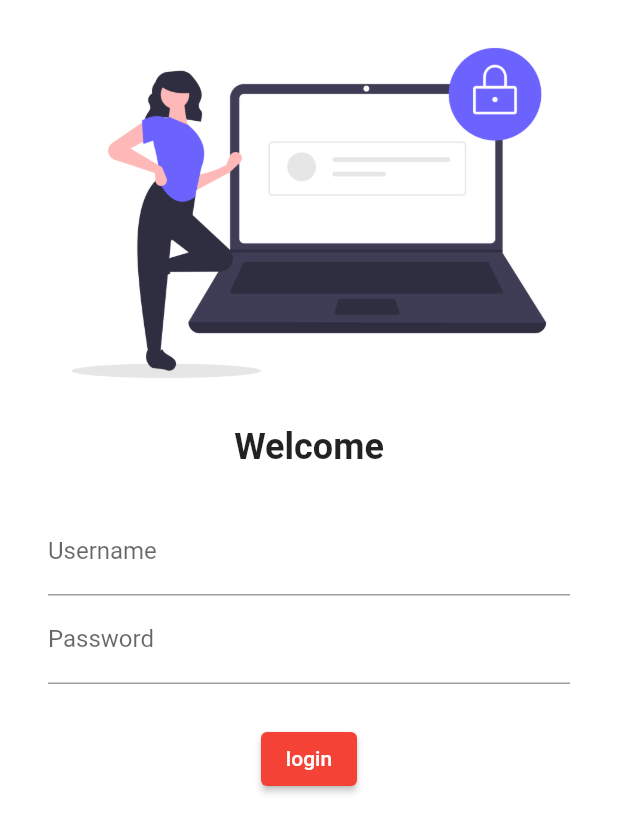
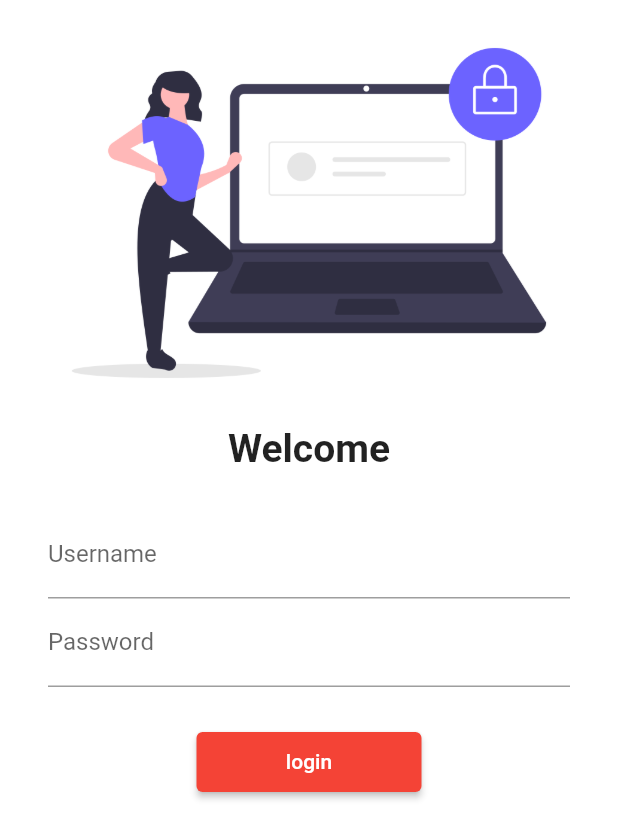
Before and after one commit to Mustansar0786/30DaysOfFlutter, a Flutter app: the screen it shows after launch, on a phone screen of 412 x 824 dp. Shown: the top 839 px of the screen. Run offline on Flutter 3.47's test engine with Material 2 defaults, Android fonts, the phone set to English and light mode, and no system bars.

Commit message:
day 5 completed

```diff
--- a/lib/main.dart
+++ b/lib/main.dart
@@ -1,6 +1,7 @@
 import 'package:flutter/material.dart';
 import 'package:flutter_catalog/pages/home_page.dart';
 import 'package:flutter_catalog/pages/login_page.dart';
+import 'package:flutter_catalog/utils/routes.dart';
 
 void main(List<String> args) {
   runApp(const MyApp());
@@ -21,7 +22,8 @@ class MyApp extends StatelessWidget {
       // initialRoute: "/home",
       routes: {
         "/": (context) => const LoginPage(),
-        "/home": (context) => const HomePage(),
+        MyRoutes.homeRoute: (context) => const HomePage(),
+        MyRoutes.loginRoute: (context) => const LoginPage(),
       },
     );
   }
--- a/lib/pages/login_page.dart
+++ b/lib/pages/login_page.dart
@@ -1,4 +1,5 @@
 import 'package:flutter/material.dart';
+import 'package:flutter_catalog/utils/routes.dart';
 
 class LoginPage extends StatelessWidget {
   const LoginPage({Key? key}) : super(key: key);
@@ -7,6 +8,7 @@ class LoginPage extends StatelessWidget {
   Widget build(BuildContext context) {
     return Material(
       color: Colors.white,
+      child: SingleChildScrollView(
         child: Column(
           children: [
             Image.asset(
@@ -17,7 +19,7 @@ class LoginPage extends StatelessWidget {
               "Welcome",
               style: TextStyle(
                 fontWeight: FontWeight.bold,
-              fontSize: 24,
+                fontSize: 26,
               ),
             ),
             const SizedBox(
@@ -47,11 +49,14 @@ class LoginPage extends StatelessWidget {
               height: 10,
             ),
             ElevatedButton(
-            onPressed: () {},
+              onPressed: () {
+                Navigator.pushNamed(context, MyRoutes.homeRoute);
+              },
               child: const Text("login"),
-            style: TextButton.styleFrom(),
+              style: TextButton.styleFrom(minimumSize: const Size(150, 40)),
             ),
           ],
+        ),
       ),
     );
   }
--- /dev/null
+++ b/lib/utils/routes.dart
@@ -0,0 +1,4 @@
+class MyRoutes {
+  static String loginRoute = "/login";
+  static String homeRoute = "/home";
+}
```
Lines whose indentation alone changed are shown as unchanged.
